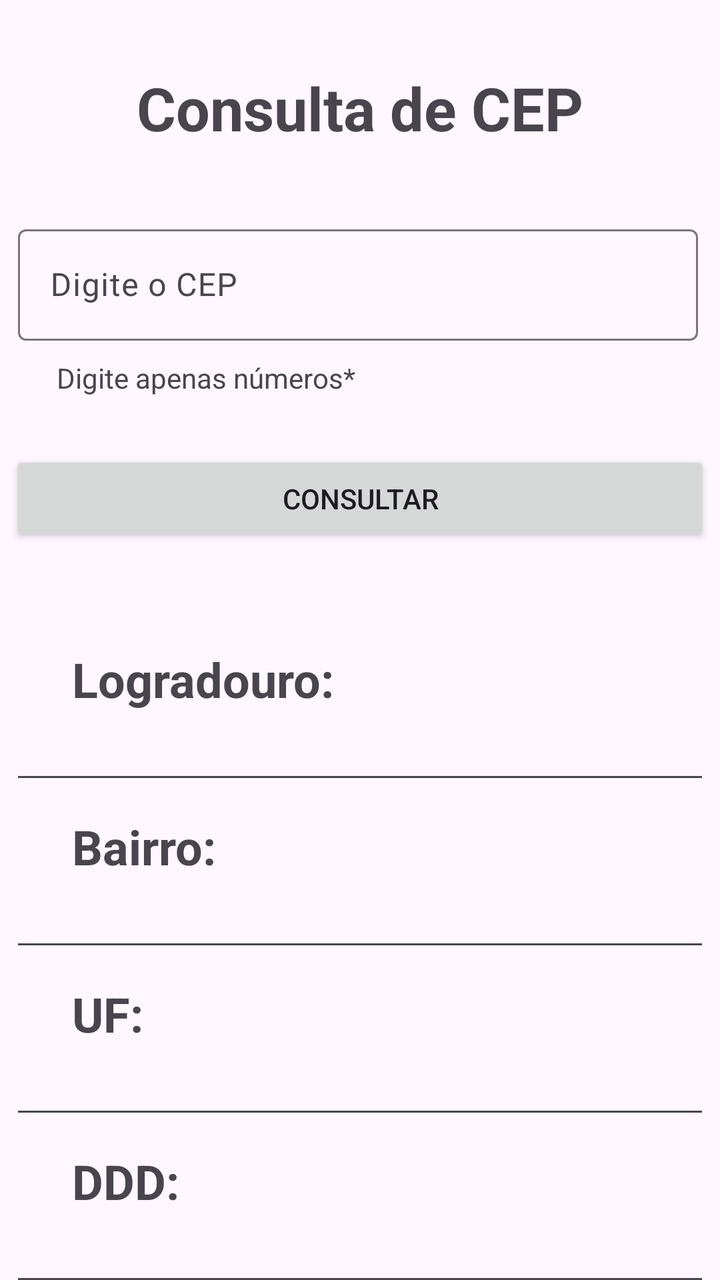
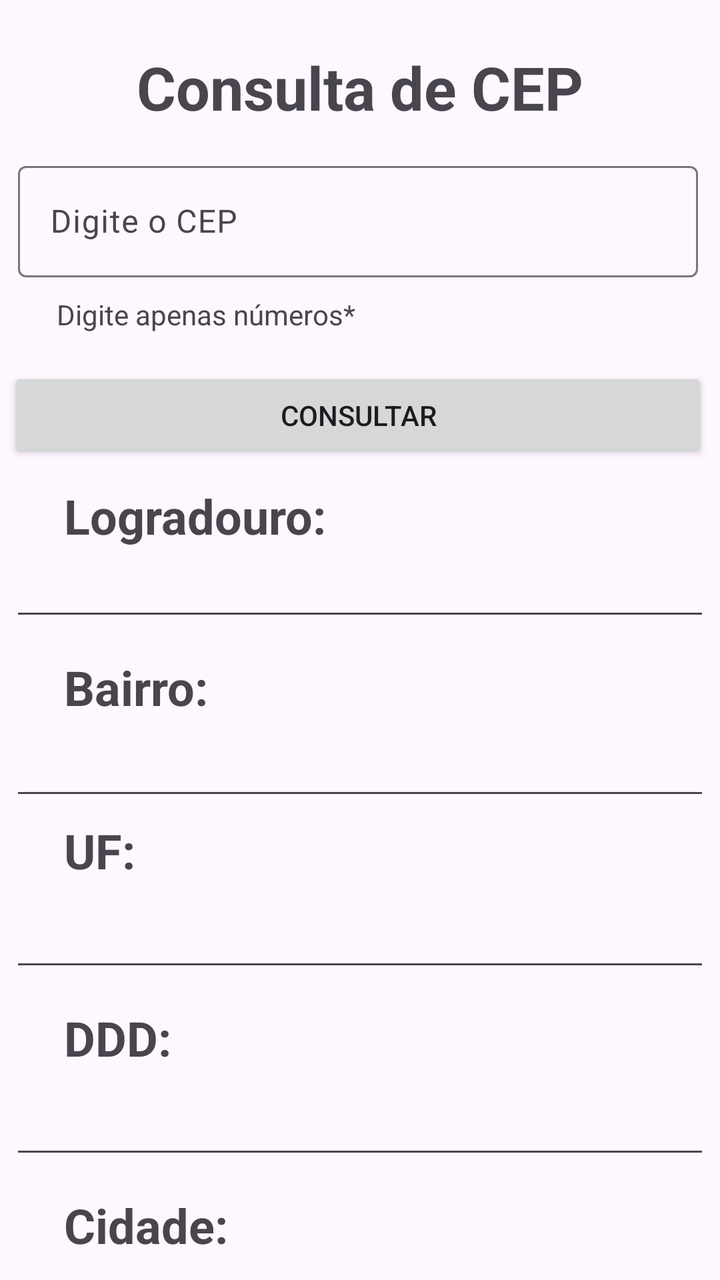

Compare the two renders of this Android layout. The source of the first and the diff that turns it into the second are given below.
<!-- AndroidManifest.xml: application theme Theme.ConsultaCep -->
<!-- res/layout/activity_main.xml -->
<?xml version="1.0" encoding="utf-8"?>
<androidx.constraintlayout.widget.ConstraintLayout xmlns:android="http://schemas.android.com/apk/res/android"
    xmlns:app="http://schemas.android.com/apk/res-auto"
    xmlns:tools="http://schemas.android.com/tools"
    android:id="@+id/main"
    android:layout_width="match_parent"
    android:layout_height="match_parent"
    tools:context=".MainActivity">

    <EditText
        android:id="@+id/txtDDD"
        android:layout_width="350dp"
        android:layout_height="wrap_content"
        android:ems="10"
        android:inputType="text"
        app:layout_constraintEnd_toEndOf="parent"
        app:layout_constraintStart_toStartOf="parent"
        app:layout_constraintTop_toBottomOf="@+id/textView6" />

    <TextView
        android:id="@+id/textView6"
        android:layout_width="wrap_content"
        android:layout_height="wrap_content"
        android:layout_marginStart="36dp"
        android:layout_marginTop="10dp"
        android:text="DDD:"
        android:textSize="24sp"
        android:textStyle="bold"
        app:layout_constraintStart_toStartOf="parent"
        app:layout_constraintTop_toBottomOf="@+id/txtUF" />

    <EditText
        android:id="@+id/txtUF"
        android:layout_width="350dp"
        android:layout_height="wrap_content"
        android:ems="10"
        android:inputType="text"
        app:layout_constraintEnd_toEndOf="parent"
        app:layout_constraintStart_toStartOf="parent"
        app:layout_constraintTop_toBottomOf="@+id/textView5" />

    <TextView
        android:id="@+id/textView5"
        android:layout_width="wrap_content"
        android:layout_height="wrap_content"
        android:layout_marginStart="36dp"
        android:layout_marginTop="10dp"
        android:text="UF:"
        android:textSize="24sp"
        android:textStyle="bold"
        app:layout_constraintStart_toStartOf="parent"
        app:layout_constraintTop_toBottomOf="@+id/txtBairro" />

    <EditText
        android:id="@+id/txtBairro"
        android:layout_width="350dp"
        android:layout_height="wrap_content"
        android:ems="10"
        android:inputType="text"
        app:layout_constraintEnd_toEndOf="parent"
        app:layout_constraintStart_toStartOf="parent"
        app:layout_constraintTop_toBottomOf="@+id/textView4" />

    <TextView
        android:id="@+id/textView4"
        android:layout_width="wrap_content"
        android:layout_height="wrap_content"
        android:layout_marginStart="36dp"
        android:layout_marginTop="10dp"
        android:text="Bairro:"
        android:textSize="24sp"
        android:textStyle="bold"
        app:layout_constraintStart_toStartOf="parent"
        app:layout_constraintTop_toBottomOf="@+id/txtLogradouro" />

    <TextView
        android:id="@+id/textView"
        android:layout_width="wrap_content"
        android:layout_height="wrap_content"
        android:text="Consulta de CEP"
        android:textSize="30sp"
        android:textStyle="bold"
        app:layout_constraintBottom_toBottomOf="parent"
        app:layout_constraintEnd_toEndOf="parent"
        app:layout_constraintStart_toStartOf="parent"
        app:layout_constraintTop_toTopOf="parent"
        app:layout_constraintVertical_bias="0.056" />

    <com.google.android.material.textfield.TextInputLayout
        android:id="@+id/textInputLayout"
        android:layout_width="350dp"
        android:layout_height="wrap_content"
        android:layout_marginStart="50dp"
        android:layout_marginTop="5dp"
        android:layout_marginEnd="50dp"
        android:padding="5dp"
        app:layout_constraintBottom_toBottomOf="parent"
        app:layout_constraintEnd_toEndOf="parent"
        app:layout_constraintHorizontal_bias="0.512"
        app:layout_constraintStart_toStartOf="parent"
        app:layout_constraintTop_toBottomOf="@+id/textView"
        app:layout_constraintVertical_bias="0.052">

        <com.google.android.material.textfield.TextInputEditText
            android:id="@+id/edtCep"
            android:layout_width="match_parent"
            android:layout_height="wrap_content"
            android:hint="Digite o CEP"
            android:inputType="number" />
    </com.google.android.material.textfield.TextInputLayout>

    <Button
        android:id="@+id/buttConsultar"
        android:layout_width="350dp"
        android:layout_height="wrap_content"
        android:layout_marginStart="50dp"
        android:layout_marginTop="50dp"
        android:layout_marginEnd="50dp"
        android:text="CONSULTAR"
        app:cornerRadius="5dp"
        app:layout_constraintBottom_toBottomOf="parent"
        app:layout_constraintEnd_toEndOf="parent"
        app:layout_constraintHorizontal_bias="0.5"
        app:layout_constraintStart_toStartOf="parent"
        app:layout_constraintTop_toBottomOf="@+id/textInputLayout"
        app:layout_constraintVertical_bias="0.0" />

    <TextView
        android:id="@+id/textView2"
        android:layout_width="wrap_content"
        android:layout_height="wrap_content"
        android:layout_marginStart="36dp"
        android:layout_marginTop="50dp"
        android:text="Logradouro:"
        android:textSize="24sp"
        android:textStyle="bold"
        app:layout_constraintStart_toStartOf="parent"
        app:layout_constraintTop_toBottomOf="@+id/buttConsultar" />

    <EditText
        android:id="@+id/txtLogradouro"
        android:layout_width="350dp"
        android:layout_height="wrap_content"
        android:ems="10"
        android:inputType="text"
        app:layout_constraintEnd_toEndOf="parent"
        app:layout_constraintHorizontal_bias="0.5"
        app:layout_constraintStart_toStartOf="parent"
        app:layout_constraintTop_toBottomOf="@+id/textView2" />

    <TextView
        android:id="@+id/textView7"
        android:layout_width="wrap_content"
        android:layout_height="wrap_content"
        android:layout_marginTop="4dp"
        android:text="Digite apenas números*"
        app:layout_constraintEnd_toEndOf="parent"
        app:layout_constraintHorizontal_bias="0.134"
        app:layout_constraintStart_toStartOf="parent"
        app:layout_constraintTop_toBottomOf="@+id/textInputLayout" />

</androidx.constraintlayout.widget.ConstraintLayout>
<!-- resources referenced by this layout -->
<resources>
  <style name="Theme.ConsultaCep" parent="Base.Theme.ConsultaCep" />
  <style name="Base.Theme.ConsultaCep" parent="Theme.Material3.DayNight.NoActionBar">
          
          
      </style>
</resources>

<!-- the commit's change to res/layout/activity_main.xml (unified diff, before → after) -->
@@ -5,15 +5,42 @@
     android:id="@+id/main"
     android:layout_width="match_parent"
     android:layout_height="match_parent"
-    tools:context=".MainActivity">
+    tools:context=".MainActivity"
+    tools:layout_editor_absoluteX="-1dp"
+    tools:layout_editor_absoluteY="-24dp">
+
+    <EditText
+        android:id="@+id/txtLocalidade"
+        android:layout_width="350dp"
+        android:layout_height="wrap_content"
+        android:layout_marginTop="8dp"
+        android:ems="10"
+        android:inputType="text"
+        app:layout_constraintEnd_toEndOf="parent"
+        app:layout_constraintStart_toStartOf="parent"
+        app:layout_constraintTop_toBottomOf="@+id/txtCidade" />
+
+    <TextView
+        android:id="@+id/txtCidade"
+        android:layout_width="wrap_content"
+        android:layout_height="wrap_content"
+        android:layout_marginStart="32dp"
+        android:layout_marginTop="12dp"
+        android:text="Cidade:"
+        android:textSize="24sp"
+        android:textStyle="bold"
+        app:layout_constraintStart_toStartOf="parent"
+        app:layout_constraintTop_toBottomOf="@+id/txtDDD" />
 
     <EditText
         android:id="@+id/txtDDD"
         android:layout_width="350dp"
         android:layout_height="wrap_content"
+        android:layout_marginTop="8dp"
         android:ems="10"
         android:inputType="text"
         app:layout_constraintEnd_toEndOf="parent"
+        app:layout_constraintHorizontal_bias="0.491"
         app:layout_constraintStart_toStartOf="parent"
         app:layout_constraintTop_toBottomOf="@+id/textView6" />
 
@@ -21,8 +48,8 @@
         android:id="@+id/textView6"
         android:layout_width="wrap_content"
         android:layout_height="wrap_content"
-        android:layout_marginStart="36dp"
-        android:layout_marginTop="10dp"
+        android:layout_marginStart="32dp"
+        android:layout_marginTop="12dp"
         android:text="DDD:"
         android:textSize="24sp"
         android:textStyle="bold"
@@ -33,9 +60,11 @@
         android:id="@+id/txtUF"
         android:layout_width="350dp"
         android:layout_height="wrap_content"
+        android:layout_marginTop="8dp"
         android:ems="10"
         android:inputType="text"
         app:layout_constraintEnd_toEndOf="parent"
+        app:layout_constraintHorizontal_bias="0.491"
         app:layout_constraintStart_toStartOf="parent"
         app:layout_constraintTop_toBottomOf="@+id/textView5" />
 
@@ -43,8 +72,8 @@
         android:id="@+id/textView5"
         android:layout_width="wrap_content"
         android:layout_height="wrap_content"
-        android:layout_marginStart="36dp"
-        android:layout_marginTop="10dp"
+        android:layout_marginStart="32dp"
+        android:layout_marginTop="4dp"
         android:text="UF:"
         android:textSize="24sp"
         android:textStyle="bold"
@@ -55,9 +84,11 @@
         android:id="@+id/txtBairro"
         android:layout_width="350dp"
         android:layout_height="wrap_content"
+        android:layout_marginTop="4dp"
         android:ems="10"
         android:inputType="text"
         app:layout_constraintEnd_toEndOf="parent"
+        app:layout_constraintHorizontal_bias="0.491"
         app:layout_constraintStart_toStartOf="parent"
         app:layout_constraintTop_toBottomOf="@+id/textView4" />
 
@@ -65,8 +96,8 @@
         android:id="@+id/textView4"
         android:layout_width="wrap_content"
         android:layout_height="wrap_content"
-        android:layout_marginStart="36dp"
-        android:layout_marginTop="10dp"
+        android:layout_marginStart="32dp"
+        android:layout_marginTop="12dp"
         android:text="Bairro:"
         android:textSize="24sp"
         android:textStyle="bold"
@@ -84,7 +115,7 @@
         app:layout_constraintEnd_toEndOf="parent"
         app:layout_constraintStart_toStartOf="parent"
         app:layout_constraintTop_toTopOf="parent"
-        app:layout_constraintVertical_bias="0.056" />
+        app:layout_constraintVertical_bias="0.039" />
 
     <com.google.android.material.textfield.TextInputLayout
         android:id="@+id/textInputLayout"
@@ -99,7 +130,7 @@
         app:layout_constraintHorizontal_bias="0.512"
         app:layout_constraintStart_toStartOf="parent"
         app:layout_constraintTop_toBottomOf="@+id/textView"
-        app:layout_constraintVertical_bias="0.052">
+        app:layout_constraintVertical_bias="0.008">
 
         <com.google.android.material.textfield.TextInputEditText
             android:id="@+id/edtCep"
@@ -114,13 +145,13 @@
         android:layout_width="350dp"
         android:layout_height="wrap_content"
         android:layout_marginStart="50dp"
-        android:layout_marginTop="50dp"
+        android:layout_marginTop="40dp"
         android:layout_marginEnd="50dp"
         android:text="CONSULTAR"
         app:cornerRadius="5dp"
         app:layout_constraintBottom_toBottomOf="parent"
         app:layout_constraintEnd_toEndOf="parent"
-        app:layout_constraintHorizontal_bias="0.5"
+        app:layout_constraintHorizontal_bias="0.512"
         app:layout_constraintStart_toStartOf="parent"
         app:layout_constraintTop_toBottomOf="@+id/textInputLayout"
         app:layout_constraintVertical_bias="0.0" />
@@ -129,8 +160,8 @@
         android:id="@+id/textView2"
         android:layout_width="wrap_content"
         android:layout_height="wrap_content"
-        android:layout_marginStart="36dp"
-        android:layout_marginTop="50dp"
+        android:layout_marginStart="32dp"
+        android:layout_marginTop="10dp"
         android:text="Logradouro:"
         android:textSize="24sp"
         android:textStyle="bold"
@@ -144,7 +175,7 @@
         android:ems="10"
         android:inputType="text"
         app:layout_constraintEnd_toEndOf="parent"
-        app:layout_constraintHorizontal_bias="0.5"
+        app:layout_constraintHorizontal_bias="0.491"
         app:layout_constraintStart_toStartOf="parent"
         app:layout_constraintTop_toBottomOf="@+id/textView2" />
 
